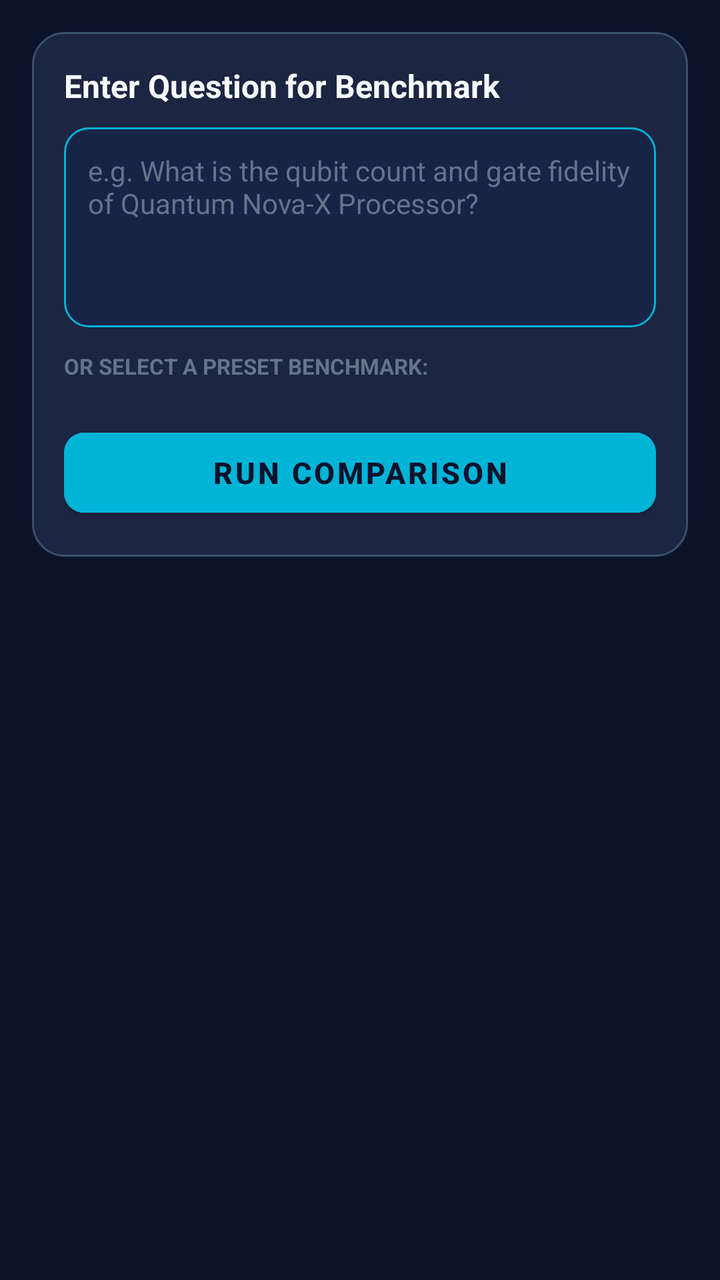
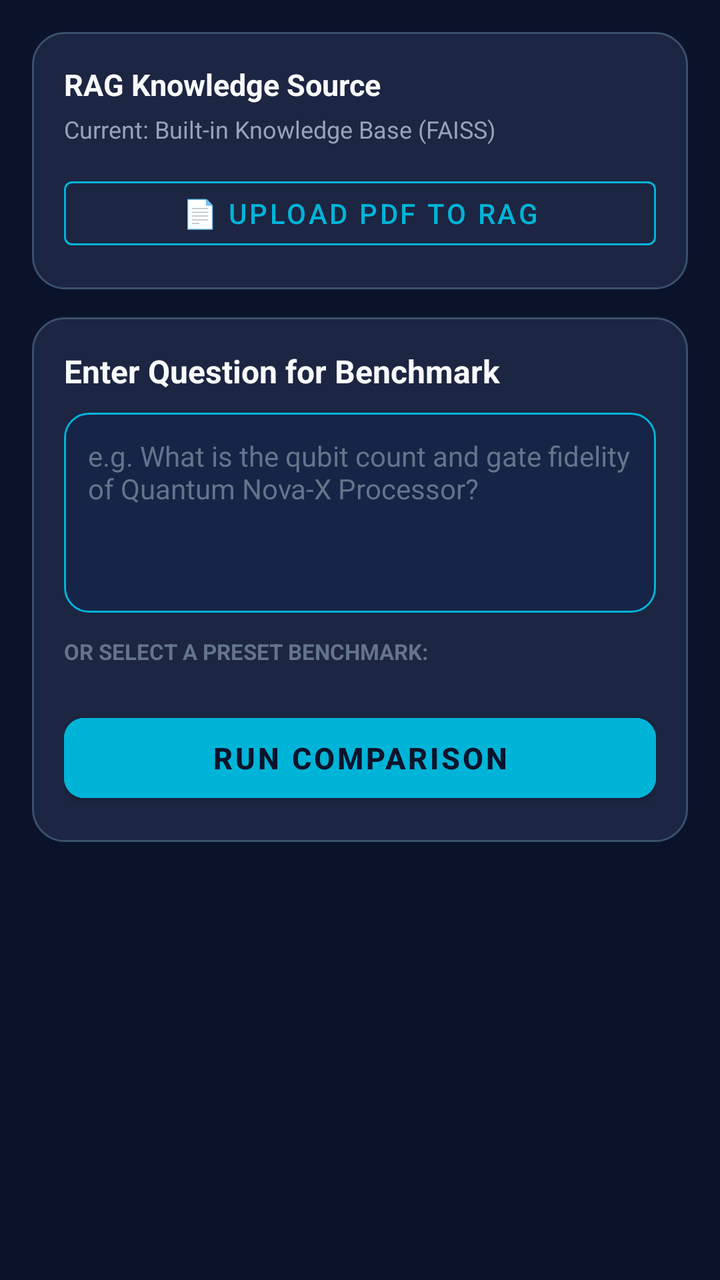

Two renders of the same Android screen: before a commit and after it. Below are the layout's source before the change and the commit's diff.
<!-- AndroidManifest.xml: application theme Theme.Harish333c -->
<!-- res/layout/fragment_compare.xml -->
<?xml version="1.0" encoding="utf-8"?>
<ScrollView xmlns:android="http://schemas.android.com/apk/res/android"
    xmlns:app="http://schemas.android.com/apk/res-auto"
    android:layout_width="match_parent"
    android:layout_height="match_parent"
    android:fillViewport="true">

    <LinearLayout
        android:layout_width="match_parent"
        android:layout_height="wrap_content"
        android:orientation="vertical"
        android:padding="16dp">

        
        <LinearLayout
            android:layout_width="match_parent"
            android:layout_height="wrap_content"
            android:layout_marginBottom="16dp"
            android:background="@drawable/bg_dark_navy_card"
            android:orientation="vertical"
            android:padding="16dp">

            <TextView
                android:layout_width="wrap_content"
                android:layout_height="wrap_content"
                android:text="Enter Question for Benchmark"
                android:textColor="@color/text_primary"
                android:textSize="16sp"
                android:textStyle="bold" />

            <EditText
                android:id="@+id/etQuestionInput"
                android:layout_width="match_parent"
                android:layout_height="100dp"
                android:layout_marginTop="10dp"
                android:background="@drawable/bg_input_field"
                android:gravity="top|start"
                android:hint="e.g. What is the qubit count and gate fidelity of Quantum Nova-X Processor?"
                android:inputType="textMultiLine"
                android:padding="12dp"
                android:textColor="@color/text_primary"
                android:textColorHint="@color/text_muted"
                android:textSize="14sp" />

            
            <TextView
                android:layout_width="wrap_content"
                android:layout_height="wrap_content"
                android:layout_marginTop="12dp"
                android:layout_marginBottom="6dp"
                android:text="OR SELECT A PRESET BENCHMARK:"
                android:textColor="@color/text_muted"
                android:textSize="11sp"
                android:textStyle="bold" />

            
            <HorizontalScrollView
                android:layout_width="match_parent"
                android:layout_height="wrap_content"
                android:scrollbars="none">

                <com.google.android.material.chip.ChipGroup
                    android:id="@+id/chipGroupSamples"
                    android:layout_width="wrap_content"
                    android:layout_height="wrap_content"
                    app:singleLine="true" />
            </HorizontalScrollView>

            <com.google.android.material.button.MaterialButton
                android:id="@+id/btnRunComparison"
                android:layout_width="match_parent"
                android:layout_height="52dp"
                android:layout_marginTop="14dp"
                android:backgroundTint="@color/primary_teal"
                android:text="Run Comparison"
                android:textColor="@color/bg_dark_navy"
                android:textSize="15sp"
                android:textStyle="bold"
                app:cornerRadius="10dp" />

            <ProgressBar
                android:id="@+id/progressLoading"
                android:layout_width="wrap_content"
                android:layout_height="wrap_content"
                android:layout_gravity="center"
                android:layout_marginTop="12dp"
                android:indeterminateTint="@color/primary_teal"
                android:visibility="gone" />
        </LinearLayout>

        
        <LinearLayout
            android:id="@+id/layoutComparisonResults"
            android:layout_width="match_parent"
            android:layout_height="wrap_content"
            android:orientation="vertical"
            android:visibility="gone">

            <TextView
                android:id="@+id/tvQuestionTitle"
                android:layout_width="match_parent"
                android:layout_height="wrap_content"
                android:layout_marginBottom="12dp"
                android:text="Question: ..."
                android:textColor="@color/primary_teal_light"
                android:textSize="16sp"
                android:textStyle="bold" />

            
            <LinearLayout
                android:layout_width="match_parent"
                android:layout_height="wrap_content"
                android:layout_marginBottom="14dp"
                android:background="@drawable/bg_dark_navy_card"
                android:orientation="vertical"
                android:padding="16dp">

                <LinearLayout
                    android:layout_width="match_parent"
                    android:layout_height="wrap_content"
                    android:gravity="center_vertical"
                    android:orientation="horizontal">

                    <TextView
                        android:layout_width="wrap_content"
                        android:layout_height="wrap_content"
                        android:background="@drawable/bg_orange_badge"
                        android:paddingHorizontal="10dp"
                        android:paddingVertical="4dp"
                        android:text="PLAIN LLM"
                        android:textColor="@color/secondary_orange"
                        android:textSize="12sp"
                        android:textStyle="bold" />

                    <View
                        android:layout_width="0dp"
                        android:layout_height="1dp"
                        android:layout_weight="1" />

                    <TextView
                        android:id="@+id/tvPlainLatency"
                        android:layout_width="wrap_content"
                        android:layout_height="wrap_content"
                        android:text="350 ms"
                        android:textColor="@color/text_muted"
                        android:textSize="12sp" />
                </LinearLayout>

                <TextView
                    android:id="@+id/tvPlainLlmAnswerText"
                    android:layout_width="match_parent"
                    android:layout_height="wrap_content"
                    android:layout_marginTop="10dp"
                    android:lineSpacingExtra="3dp"
                    android:text="Plain LLM response text will appear here..."
                    android:textColor="@color/text_primary"
                    android:textSize="14sp" />

                
                <LinearLayout
                    android:layout_width="match_parent"
                    android:layout_height="wrap_content"
                    android:layout_marginTop="12dp"
                    android:gravity="center_vertical"
                    android:orientation="horizontal">

                    <TextView
                        android:layout_width="0dp"
                        android:layout_height="wrap_content"
                        android:layout_weight="1"
                        android:text="Mark Accuracy:"
                        android:textColor="@color/text_secondary"
                        android:textSize="12sp" />

                    <com.google.android.material.button.MaterialButton
                        android:id="@+id/btnPlainCorrect"
                        style="@style/Widget.MaterialComponents.Button.OutlinedButton"
                        android:layout_width="wrap_content"
                        android:layout_height="36dp"
                        android:layout_marginEnd="6dp"
                        android:text="✓ Correct"
                        android:textColor="@color/success_green"
                        android:textSize="11sp"
                        app:strokeColor="@color/success_green" />

                    <com.google.android.material.button.MaterialButton
                        android:id="@+id/btnPlainIncorrect"
                        style="@style/Widget.MaterialComponents.Button.OutlinedButton"
                        android:layout_width="wrap_content"
                        android:layout_height="36dp"
                        android:text="✗ Incorrect"
                        android:textColor="@color/error_red"
                        android:textSize="11sp"
                        app:strokeColor="@color/error_red" />
                </LinearLayout>
            </LinearLayout>

            
            <LinearLayout
                android:layout_width="match_parent"
                android:layout_height="wrap_content"
                android:layout_marginBottom="14dp"
                android:background="@drawable/bg_dark_navy_card"
                android:orientation="vertical"
                android:padding="16dp">

                <LinearLayout
                    android:layout_width="match_parent"
                    android:layout_height="wrap_content"
                    android:gravity="center_vertical"
                    android:orientation="horizontal">

                    <TextView
                        android:layout_width="wrap_content"
                        android:layout_height="wrap_content"
                        android:background="@drawable/bg_teal_badge"
                        android:paddingHorizontal="10dp"
                        android:paddingVertical="4dp"
                        android:text="RAG SYSTEM"
                        android:textColor="@color/primary_teal"
                        android:textSize="12sp"
                        android:textStyle="bold" />

                    <View
                        android:layout_width="0dp"
                        android:layout_height="1dp"
                        android:layout_weight="1" />

                    <TextView
                        android:id="@+id/tvRagLatency"
                        android:layout_width="wrap_content"
                        android:layout_height="wrap_content"
                        android:text="480 ms"
                        android:textColor="@color/text_muted"
                        android:textSize="12sp" />
                </LinearLayout>

                <TextView
                    android:id="@+id/tvRagAnswerText"
                    android:layout_width="match_parent"
                    android:layout_height="wrap_content"
                    android:layout_marginTop="10dp"
                    android:lineSpacingExtra="3dp"
                    android:text="RAG answer text will appear here..."
                    android:textColor="@color/text_primary"
                    android:textSize="14sp" />

                
                <LinearLayout
                    android:layout_width="match_parent"
                    android:layout_height="wrap_content"
                    android:layout_marginTop="12dp"
                    android:gravity="center_vertical"
                    android:orientation="horizontal">

                    <TextView
                        android:layout_width="0dp"
                        android:layout_height="wrap_content"
                        android:layout_weight="1"
                        android:text="Mark Accuracy:"
                        android:textColor="@color/text_secondary"
                        android:textSize="12sp" />

                    <com.google.android.material.button.MaterialButton
                        android:id="@+id/btnRagCorrect"
                        style="@style/Widget.MaterialComponents.Button.OutlinedButton"
                        android:layout_width="wrap_content"
                        android:layout_height="36dp"
                        android:layout_marginEnd="6dp"
                        android:text="✓ Correct"
                        android:textColor="@color/success_green"
                        android:textSize="11sp"
                        app:strokeColor="@color/success_green" />

                    <com.google.android.material.button.MaterialButton
                        android:id="@+id/btnRagIncorrect"
                        style="@style/Widget.MaterialComponents.Button.OutlinedButton"
                        android:layout_width="wrap_content"
                        android:layout_height="36dp"
                        android:text="✗ Incorrect"
                        android:textColor="@color/error_red"
                        android:textSize="11sp"
                        app:strokeColor="@color/error_red" />
                </LinearLayout>
            </LinearLayout>

            
            <LinearLayout
                android:layout_width="match_parent"
                android:layout_height="wrap_content"
                android:layout_marginBottom="16dp"
                android:background="@drawable/bg_dark_navy_card"
                android:orientation="vertical"
                android:padding="16dp">

                <LinearLayout
                    android:id="@+id/layoutToggleContext"
                    android:layout_width="match_parent"
                    android:layout_height="wrap_content"
                    android:clickable="true"
                    android:focusable="true"
                    android:gravity="center_vertical"
                    android:orientation="horizontal">

                    <TextView
                        android:layout_width="0dp"
                        android:layout_height="wrap_content"
                        android:layout_weight="1"
                        android:text="FAISS Vector Knowledge Context"
                        android:textColor="@color/primary_teal_light"
                        android:textSize="14sp"
                        android:textStyle="bold" />

                    <TextView
                        android:id="@+id/tvToggleContextState"
                        android:layout_width="wrap_content"
                        android:layout_height="wrap_content"
                        android:text="Show ▼"
                        android:textColor="@color/primary_teal"
                        android:textSize="13sp" />
                </LinearLayout>

                <LinearLayout
                    android:id="@+id/layoutRetrievedDocsContainer"
                    android:layout_width="match_parent"
                    android:layout_height="wrap_content"
                    android:layout_marginTop="10dp"
                    android:orientation="vertical"
                    android:visibility="gone" />
            </LinearLayout>

            
            <com.google.android.material.button.MaterialButton
                android:id="@+id/btnSubmitEval"
                android:layout_width="match_parent"
                android:layout_height="52dp"
                android:backgroundTint="@color/secondary_orange"
                android:text="Submit Evaluation &amp; Record Stats"
                android:textColor="@color/white"
                android:textSize="15sp"
                android:textStyle="bold"
                app:cornerRadius="10dp" />

        </LinearLayout>
    </LinearLayout>
</ScrollView>
<!-- resources referenced by this layout -->
<resources>
  <color name="bg_dark_navy">#0B132B</color>
  <color name="error_red">#EF4444</color>
  <color name="primary_teal">#00B4D8</color>
  <color name="primary_teal_light">#90E0EF</color>
  <color name="secondary_orange">#FF6B35</color>
  <color name="success_green">#10B981</color>
  <color name="text_muted">#64748B</color>
  <color name="text_primary">#F8FAFC</color>
  <color name="text_secondary">#94A3B8</color>
  <color name="white">#FFFFFF</color>
  <!-- drawable bg_dark_navy_card (drawable) -->
  <?xml version="1.0" encoding="utf-8"?>
  <shape xmlns:android="http://schemas.android.com/apk/res/android"
      android:shape="rectangle">
      <solid android:color="@color/card_navy_surface" />
      <corners android:radius="16dp" />
      <stroke android:width="1dp" android:color="@color/card_navy_border" />
  </shape>
  <!-- drawable bg_input_field (drawable) -->
  <?xml version="1.0" encoding="utf-8"?>
  <shape xmlns:android="http://schemas.android.com/apk/res/android"
      android:shape="rectangle">
      <solid android:color="#162447" />
      <corners android:radius="12dp" />
      <stroke android:width="1dp" android:color="@color/primary_teal" />
  </shape>
  <!-- drawable bg_orange_badge (drawable) -->
  <?xml version="1.0" encoding="utf-8"?>
  <shape xmlns:android="http://schemas.android.com/apk/res/android"
      android:shape="rectangle">
      <solid android:color="#2EFF6B35" />
      <corners android:radius="20dp" />
      <stroke android:width="1dp" android:color="@color/secondary_orange" />
  </shape>
  <!-- drawable bg_teal_badge (drawable) -->
  <?xml version="1.0" encoding="utf-8"?>
  <shape xmlns:android="http://schemas.android.com/apk/res/android"
      android:shape="rectangle">
      <solid android:color="#2E00B4D8" />
      <corners android:radius="20dp" />
      <stroke android:width="1dp" android:color="@color/primary_teal" />
  </shape>
  <style name="Theme.Harish333c" parent="Theme.MaterialComponents.DayNight.NoActionBar">
          
          <item name="colorPrimary">@color/primary_teal</item>
          <item name="colorPrimaryVariant">@color/primary_teal_dark</item>
          <item name="colorOnPrimary">@color/bg_dark_navy</item>
  
          
          <item name="colorSecondary">@color/secondary_orange</item>
          <item name="colorSecondaryVariant">@color/accent_orange_dark</item>
          <item name="colorOnSecondary">@color/white</item>
  
          
          <item name="android:statusBarColor">@color/bg_dark_navy</item>
          <item name="android:windowBackground">@color/bg_dark_navy</item>
      </style>
  <color name="card_navy_surface">#1C2541</color>
  <color name="card_navy_border">#3A506B</color>
  <color name="primary_teal_dark">#0077B6</color>
  <color name="accent_orange_dark">#E85D04</color>
</resources>

<!-- the commit's change to res/layout/fragment_compare.xml (unified diff, before → after) -->
@@ -10,6 +10,80 @@
         android:layout_height="wrap_content"
         android:orientation="vertical"
         android:padding="16dp">
+
+        
+        <LinearLayout
+            android:layout_width="match_parent"
+            android:layout_height="wrap_content"
+            android:layout_marginBottom="14dp"
+            android:background="@drawable/bg_dark_navy_card"
+            android:orientation="vertical"
+            android:padding="16dp">
+
+            <LinearLayout
+                android:layout_width="match_parent"
+                android:layout_height="wrap_content"
+                android:gravity="center_vertical"
+                android:orientation="horizontal">
+
+                <TextView
+                    android:layout_width="0dp"
+                    android:layout_height="wrap_content"
+                    android:layout_weight="1"
+                    android:text="RAG Knowledge Source"
+                    android:textColor="@color/text_primary"
+                    android:textSize="15sp"
+                    android:textStyle="bold" />
+
+                <com.google.android.material.button.MaterialButton
+                    android:id="@+id/btnResetKnowledge"
+                    style="@style/Widget.MaterialComponents.Button.TextButton"
+                    android:layout_width="wrap_content"
+                    android:layout_height="36dp"
+                    android:paddingHorizontal="6dp"
+                    android:text="Reset to Default"
+                    android:textColor="@color/text_muted"
+                    android:textSize="11sp"
+                    android:visibility="gone" />
+            </LinearLayout>
+
+            <TextView
+                android:id="@+id/tvActiveKnowledgeSource"
+                android:layout_width="wrap_content"
+                android:layout_height="wrap_content"
+                android:layout_marginTop="4dp"
+                android:text="Current: Built-in Knowledge Base (FAISS)"
+                android:textColor="@color/text_secondary"
+                android:textSize="12sp" />
+
+            <com.google.android.material.button.MaterialButton
+                android:id="@+id/btnUploadPdf"
+                style="@style/Widget.MaterialComponents.Button.OutlinedButton"
+                android:layout_width="match_parent"
+                android:layout_height="44dp"
+                android:layout_marginTop="12dp"
+                android:text="📄 Upload PDF to RAG"
+                android:textColor="@color/primary_teal"
+                app:strokeColor="@color/primary_teal" />
+
+            <ProgressBar
+                android:id="@+id/progressPdfUpload"
+                android:layout_width="wrap_content"
+                android:layout_height="wrap_content"
+                android:layout_gravity="center"
+                android:layout_marginTop="8dp"
+                android:indeterminateTint="@color/primary_teal"
+                android:visibility="gone" />
+
+            <TextView
+                android:id="@+id/tvPdfUploadStatus"
+                android:layout_width="match_parent"
+                android:layout_height="wrap_content"
+                android:layout_marginTop="6dp"
+                android:textColor="@color/primary_teal"
+                android:textSize="12sp"
+                android:visibility="gone" />
+        </LinearLayout>
 
         
         <LinearLayout
